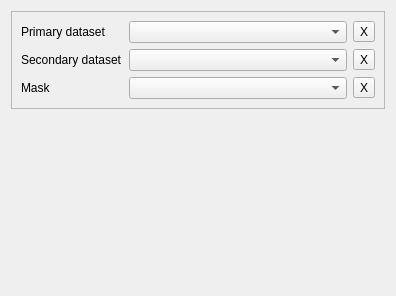
First picture: the form in Applications/Viewer/ExtendedViewerControls.ui, repository JanKolomaznik/MedV4D, before the edit.
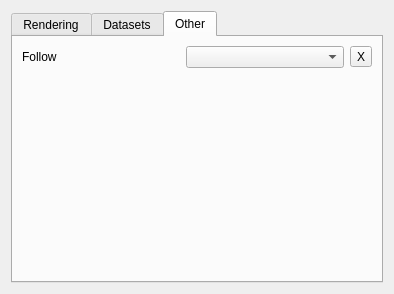
Second picture: the form after the edit. Custom widgets are drawn as their Qt base class.

Commit message: Fixing Viewer config UI, shaders for region rendering,

```diff
--- a/Applications/Viewer/ExtendedViewerControls.ui
+++ b/Applications/Viewer/ExtendedViewerControls.ui
@@ -6,14 +6,34 @@
    <rect>
     <x>0</x>
     <y>0</y>
-    <width>396</width>
-    <height>296</height>
+    <width>394</width>
+    <height>294</height>
    </rect>
   </property>
   <property name="windowTitle">
    <string>Form</string>
   </property>
-  <layout class="QVBoxLayout" name="verticalLayout" stretch="0,1">
+  <layout class="QVBoxLayout" name="verticalLayout" stretch="0">
+   <item>
+    <widget class="QTabWidget" name="tabWidget">
+     <property name="currentIndex">
+      <number>2</number>
+     </property>
+     <widget class="QWidget" name="tab">
+      <attribute name="title">
+       <string>Rendering</string>
+      </attribute>
+      <layout class="QVBoxLayout" name="verticalLayout_3">
+       <item>
+        <widget class="ViewerControls" name="mViewerControls" native="true"/>
+       </item>
+      </layout>
+     </widget>
+     <widget class="QWidget" name="tab_2">
+      <attribute name="title">
+       <string>Datasets</string>
+      </attribute>
+      <layout class="QVBoxLayout" name="verticalLayout_2">
    <item>
     <widget class="QFrame" name="frame">
      <property name="frameShape">
@@ -22,7 +42,7 @@
      <property name="frameShadow">
       <enum>QFrame::Raised</enum>
      </property>
-     <layout class="QGridLayout" name="gridLayout" columnstretch="0,1,0">
+         <layout class="QGridLayout" name="gridLayout" columnstretch="0,0,0">
       <item row="0" column="0">
        <widget class="QLabel" name="label">
         <property name="text">
@@ -90,7 +110,58 @@
     </widget>
    </item>
    <item>
-    <widget class="ViewerControls" name="mViewerControls" native="true"/>
+        <spacer name="verticalSpacer">
+         <property name="orientation">
+          <enum>Qt::Vertical</enum>
+         </property>
+         <property name="sizeHint" stdset="0">
+          <size>
+           <width>20</width>
+           <height>40</height>
+          </size>
+         </property>
+        </spacer>
+       </item>
+      </layout>
+     </widget>
+     <widget class="QWidget" name="tab_3">
+      <attribute name="title">
+       <string>Other</string>
+      </attribute>
+      <layout class="QGridLayout" name="gridLayout_2">
+       <item row="0" column="1">
+        <widget class="QComboBox" name="mReferencedViewer"/>
+       </item>
+       <item row="1" column="1">
+        <spacer name="verticalSpacer_2">
+         <property name="orientation">
+          <enum>Qt::Vertical</enum>
+         </property>
+         <property name="sizeHint" stdset="0">
+          <size>
+           <width>20</width>
+           <height>40</height>
+          </size>
+         </property>
+        </spacer>
+       </item>
+       <item row="0" column="0">
+        <widget class="QLabel" name="label_4">
+         <property name="text">
+          <string>Follow</string>
+         </property>
+        </widget>
+       </item>
+       <item row="0" column="2">
+        <widget class="QToolButton" name="toolButton">
+         <property name="text">
+          <string>X</string>
+         </property>
+        </widget>
+       </item>
+      </layout>
+     </widget>
+    </widget>
    </item>
   </layout>
  </widget>
```
Left out of the diff: 123 changed lines with no effect on the pictures. Lines whose indentation alone changed are shown as unchanged. The commit also changes 30 other files.
